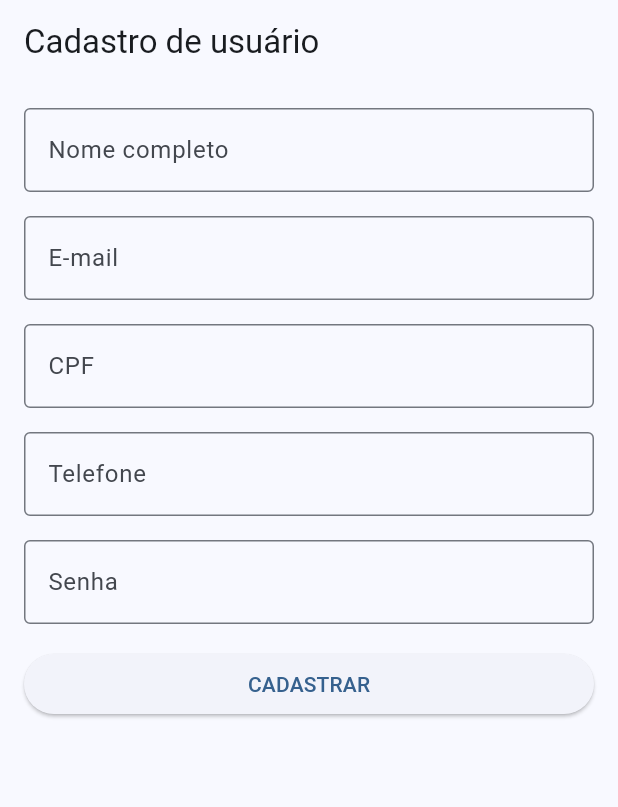
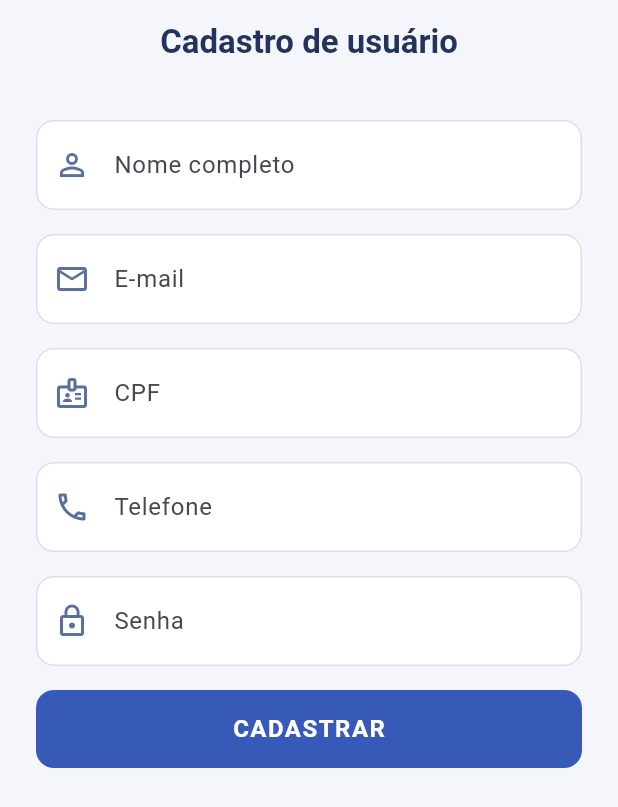
Before and after one commit to oPortela/form-user-mobile, a Flutter app: the screen it shows after launch, on a phone screen of 412 x 824 dp. Shown: the top 807 px of the screen. Run offline on Flutter 3.47's test engine with Material 3 defaults, Android fonts, the phone set to English and light mode, and no system bars.

Commit message:
Ajustando estilização

```diff
--- a/lib/main.dart
+++ b/lib/main.dart
@@ -12,9 +12,58 @@ class MyApp extends StatelessWidget {
       debugShowCheckedModeBanner: false,
       title: 'Cadastro de usuário',
       theme: ThemeData(
-        colorScheme: ColorScheme.fromSeed(seedColor: Colors.blue),
-        inputDecorationTheme: const InputDecorationTheme(
-          border: OutlineInputBorder(),
+        colorScheme: ColorScheme.fromSeed(seedColor: const Color(0xFF3759B8)),
+        scaffoldBackgroundColor: const Color(0xFFF4F6FB),
+        appBarTheme: const AppBarTheme(
+          backgroundColor: Color(0xFFF4F6FB),
+          foregroundColor: Color(0xFF23345C),
+          centerTitle: true,
+          elevation: 0,
+          titleTextStyle: TextStyle(
+            color: Color(0xFF23345C),
+            fontSize: 22,
+            fontWeight: FontWeight.bold,
+          ),
+        ),
+        inputDecorationTheme: InputDecorationTheme(
+          filled: true,
+          fillColor: Colors.white,
+          contentPadding: const EdgeInsets.symmetric(
+            horizontal: 16,
+            vertical: 18,
+          ),
+          prefixIconColor: const Color(0xFF59709C),
+          border: OutlineInputBorder(borderRadius: BorderRadius.circular(12)),
+          enabledBorder: OutlineInputBorder(
+            borderRadius: BorderRadius.circular(12),
+            borderSide: const BorderSide(color: Color(0xFFD9DFEB)),
+          ),
+          focusedBorder: OutlineInputBorder(
+            borderRadius: BorderRadius.circular(12),
+            borderSide: const BorderSide(color: Color(0xFF3759B8), width: 2),
+          ),
+        ),
+        elevatedButtonTheme: ElevatedButtonThemeData(
+          style: ElevatedButton.styleFrom(
+            backgroundColor: const Color(0xFF3759B8),
+            foregroundColor: Colors.white,
+            minimumSize: const Size.fromHeight(52),
+            elevation: 0,
+            shape: RoundedRectangleBorder(
+              borderRadius: BorderRadius.circular(12),
+            ),
+            textStyle: const TextStyle(
+              fontSize: 16,
+              fontWeight: FontWeight.bold,
+              letterSpacing: 1,
+            ),
+          ),
+        ),
+        snackBarTheme: SnackBarThemeData(
+          behavior: SnackBarBehavior.floating,
+          shape: RoundedRectangleBorder(
+            borderRadius: BorderRadius.circular(12),
+          ),
         ),
       ),
       home: const CadastroPage(),
@@ -65,12 +114,15 @@ class _CadastroPageState extends State<CadastroPage> {
       body: Form(
         key: _formKey,
         child: SingleChildScrollView(
-          padding: const EdgeInsets.all(16),
+          padding: const EdgeInsets.all(24),
           child: Column(
             crossAxisAlignment: CrossAxisAlignment.stretch,
             children: [
               TextFormField(
-                decoration: const InputDecoration(labelText: 'Nome completo'),
+                decoration: const InputDecoration(
+                  labelText: 'Nome completo',
+                  prefixIcon: Icon(Icons.person_outline),
+                ),
                 keyboardType: TextInputType.name,
                 textCapitalization: TextCapitalization.words,
                 textInputAction: TextInputAction.next,
@@ -79,7 +131,10 @@ class _CadastroPageState extends State<CadastroPage> {
               ),
               const SizedBox(height: 16),
               TextFormField(
-                decoration: const InputDecoration(labelText: 'E-mail'),
+                decoration: const InputDecoration(
+                  labelText: 'E-mail',
+                  prefixIcon: Icon(Icons.email_outlined),
+                ),
                 keyboardType: TextInputType.emailAddress,
                 textInputAction: TextInputAction.next,
                 autocorrect: false,
@@ -95,7 +150,10 @@ class _CadastroPageState extends State<CadastroPage> {
               ),
               const SizedBox(height: 16),
               TextFormField(
-                decoration: const InputDecoration(labelText: 'CPF'),
+                decoration: const InputDecoration(
+                  labelText: 'CPF',
+                  prefixIcon: Icon(Icons.badge_outlined),
+                ),
                 keyboardType: TextInputType.number,
                 textInputAction: TextInputAction.next,
                 inputFormatters: [FilteringTextInputFormatter.digitsOnly],
@@ -104,7 +162,10 @@ class _CadastroPageState extends State<CadastroPage> {
               ),
               const SizedBox(height: 16),
               TextFormField(
-                decoration: const InputDecoration(labelText: 'Telefone'),
+                decoration: const InputDecoration(
+                  labelText: 'Telefone',
+                  prefixIcon: Icon(Icons.phone_outlined),
+                ),
                 keyboardType: TextInputType.phone,
                 textInputAction: TextInputAction.next,
                 inputFormatters: [FilteringTextInputFormatter.digitsOnly],
@@ -113,7 +174,10 @@ class _CadastroPageState extends State<CadastroPage> {
               ),
               const SizedBox(height: 16),
               TextFormField(
-                decoration: const InputDecoration(labelText: 'Senha'),
+                decoration: const InputDecoration(
+                  labelText: 'Senha',
+                  prefixIcon: Icon(Icons.lock_outline),
+                ),
                 keyboardType: TextInputType.visiblePassword,
                 textInputAction: TextInputAction.done,
                 obscureText: true,
```
